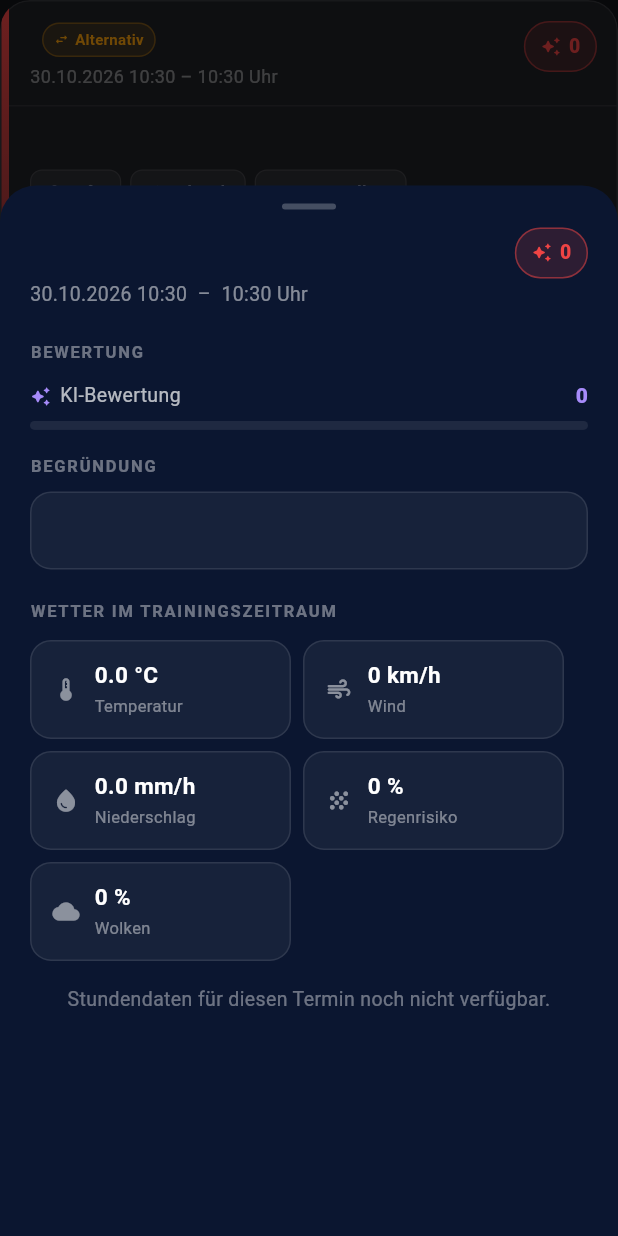
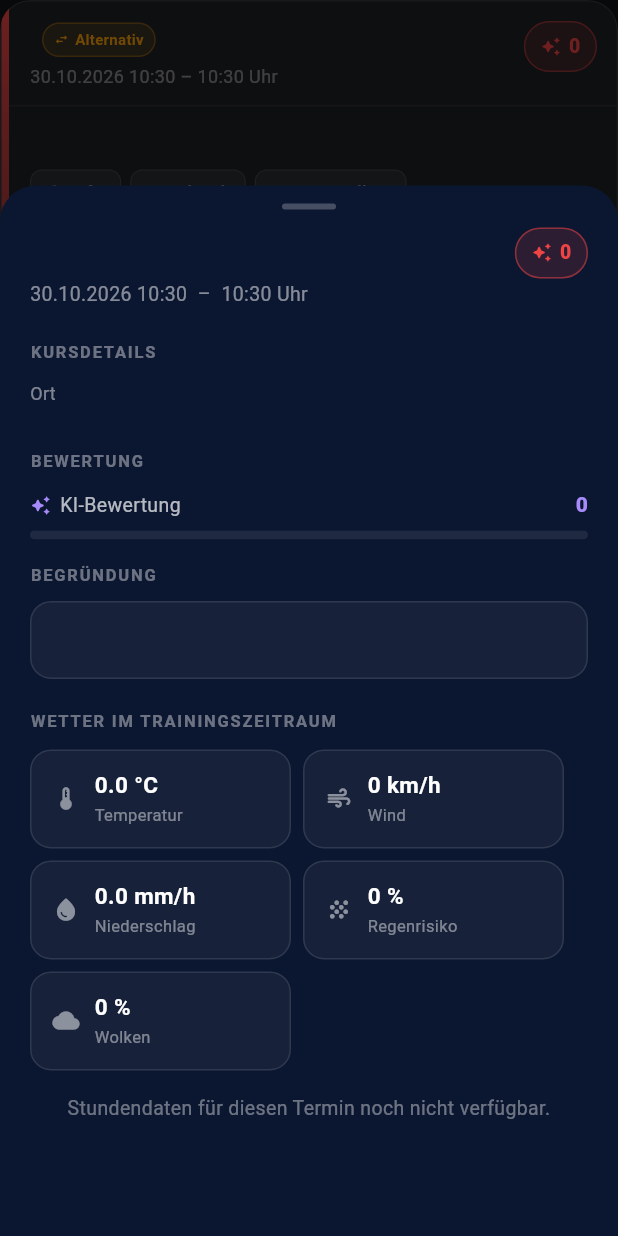
Before and after one commit to maikflasher86/LE-Skate, a Flutter app: the TrainingCard widget shown alone on an empty page, opened directly with empty values, after a tap on "Alternativ", on a phone screen of 412 x 824 dp. Run offline on Flutter 3.47's test engine with Material 3 defaults, Android fonts, the phone set to English and light mode, and no system bars; our stand-ins replace flutter_secure_storage, google_mobile_ads, package_info_plus, shared_preferences, webview_flutter; accounts and stored records are empty; network calls fail.

Commit message:
Enhance training details with course information and location labels

```diff
--- /dev/null
+++ b/lib/models/training_course.dart
@@ -0,0 +1,33 @@
+class TrainingCourse {
+  const TrainingCourse({
+    required this.category,
+    required this.instructors,
+    required this.content,
+    required this.equipment,
+    this.notes = const [],
+  });
+
+  factory TrainingCourse.fromJson(Map<String, dynamic> json) {
+    return TrainingCourse(
+      category: json['category'] as String,
+      instructors: (json['instructors'] as List<dynamic>).cast<String>(),
+      content: json['content'] as String,
+      equipment: json['equipment'] as String,
+      notes: (json['notes'] as List<dynamic>? ?? const []).cast<String>(),
+    );
+  }
+
+  final String category;
+  final List<String> instructors;
+  final String content;
+  final String equipment;
+  final List<String> notes;
+
+  Map<String, dynamic> toJson() => {
+    'category': category,
+    'instructors': instructors,
+    'content': content,
+    'equipment': equipment,
+    'notes': notes,
+  };
+}
--- a/lib/models/training_forecast.dart
+++ b/lib/models/training_forecast.dart
@@ -1,5 +1,6 @@
 import 'package:inliner2/models/dwd_hourly_point.dart';
 import 'package:inliner2/models/precipitation_15m_point.dart';
+import 'package:inliner2/models/training_course.dart';
 import 'package:inliner2/models/weather_metrics.dart';
 
 class TrainingForecast {
@@ -17,6 +18,8 @@ class TrainingForecast {
     this.dwdPoints = const [],
     this.precipitation15mPoints = const [],
     this.isIndoor = false,
+    this.locationLabel,
+    this.courses = const [],
   });
 
   factory TrainingForecast.fromJson(Map<String, dynamic> json) {
@@ -44,6 +47,13 @@ class TrainingForecast {
               .map(Precipitation15mPoint.fromJson)
               .toList(),
       isIndoor: json['is_indoor'] as bool? ?? false,
+      locationLabel:
+          json['location_label'] as String? ??
+          (json['location'] as Map<String, dynamic>?)?['label'] as String?,
+      courses: (json['courses'] as List<dynamic>? ?? const [])
+          .cast<Map<String, dynamic>>()
+          .map(TrainingCourse.fromJson)
+          .toList(),
     );
   }
 
@@ -64,7 +74,11 @@ class TrainingForecast {
   /// Open-Meteo precipitation in 15-minute resolution around training time.
   final List<Precipitation15mPoint> precipitation15mPoints;
 
-  /// Indoor training (e.g. sports hall): weather is irrelevant for it, so no
-  /// forecast was fetched or evaluated; only day/time should be shown.
+  /// Indoor training has no weather evaluation, but course details can still
+  /// be shown.
   final bool isIndoor;
+
+  final String? locationLabel;
+
+  final List<TrainingCourse> courses;
 }
--- a/lib/services/forecast_service.dart
+++ b/lib/services/forecast_service.dart
@@ -9,6 +9,7 @@ import 'package:inliner2/services/training_settings_service.dart';
 import 'package:inliner2/utils/dwd_merge_utils.dart';
 import 'package:inliner2/utils/forecast_payload_utils.dart';
 import 'package:inliner2/utils/session_utils.dart';
+import 'package:inliner2/utils/training_schedule.dart';
 
 abstract class ForecastRepository {
   Future<ForecastResponse> loadForecast();
@@ -104,7 +105,7 @@ class ForecastService implements ForecastRepository {
     final location =
         (firstTraining?['location'] as Map<String, dynamic>?) ??
         locationMap.values.firstOrNull?.toJson() ??
-        const Location(lat: 0, lon: 0, label: 'Unbekannt').toJson();
+        moeckernTrackLocation.toJson();
     evaluatedPayload['location'] = location;
     return ForecastResponse.fromJson(evaluatedPayload);
   }
--- a/lib/ui/widgets/training_card.dart
+++ b/lib/ui/widgets/training_card.dart
@@ -21,16 +21,39 @@ class TrainingCard extends StatelessWidget {
   final TrainingForecast training;
   final String rawApiJson;
 
+  void _showDetails(BuildContext context) {
+    showModalBottomSheet<void>(
+      context: context,
+      isScrollControlled: true,
+      backgroundColor: Colors.transparent,
+      builder: (_) =>
+          TrainingDetailSheet(training: training, rawApiJson: rawApiJson),
+    );
+  }
+
   @override
   Widget build(BuildContext context) {
-    // Indoor trainings: weather is irrelevant, so only day/time are shown
-    // (no score, reason or forecast).
+    // Indoor trainings have no weather evaluation or forecast.
     if (training.isIndoor) {
       return _TrainingCardShell(
         accent: accentBlue,
+        onTap: () => _showDetails(context),
         child: Padding(
-          padding: const EdgeInsets.fromLTRB(14, 13, 13, 13),
-          child: _CardTitle(training: training),
+          padding: const EdgeInsets.fromLTRB(14, 13, 13, 10),
+          child: Column(
+            crossAxisAlignment: CrossAxisAlignment.start,
+            children: [
+              _CardTitle(training: training),
+              const SizedBox(height: 8),
+              Text(
+                'Kursdetails',
+                style: TextStyle(
+                  fontSize: 11,
+                  color: Colors.white.withValues(alpha: 0.45),
+                ),
+              ),
+            ],
+          ),
         ),
       );
     }
@@ -40,13 +63,7 @@ class TrainingCard extends StatelessWidget {
 
     return _TrainingCardShell(
       accent: accent,
-      onTap: () => showModalBottomSheet<void>(
-        context: context,
-        isScrollControlled: true,
-        backgroundColor: Colors.transparent,
-        builder: (_) =>
-            TrainingDetailSheet(training: training, rawApiJson: rawApiJson),
-      ),
+      onTap: () => _showDetails(context),
       child: Column(
         crossAxisAlignment: CrossAxisAlignment.start,
         children: [
--- a/lib/ui/widgets/training_detail_sheet.dart
+++ b/lib/ui/widgets/training_detail_sheet.dart
@@ -93,6 +93,8 @@ class _TrainingDetailSheetState extends State<TrainingDetailSheet> {
                   padding: const EdgeInsets.fromLTRB(20, 8, 20, 32),
                   children: [
                     _buildHeader(),
+                    ..._buildCourseDetails(),
+                    if (!training.isIndoor) ...[
                       const SizedBox(height: 20),
                       // Score bar
                       const _DetailSectionTitle(title: 'Bewertung'),
@@ -103,6 +105,7 @@ class _TrainingDetailSheetState extends State<TrainingDetailSheet> {
                       ..._buildWeatherSection(),
                       ..._buildCharts(),
                     ],
+                  ],
                 ),
               ),
             ],
@@ -110,6 +113,54 @@ class _TrainingDetailSheetState extends State<TrainingDetailSheet> {
         );
       },
     );
+  }
+
+  List<Widget> _buildCourseDetails() {
+    final locationLabel = training.locationLabel;
+    if (training.courses.isEmpty && locationLabel == null) {
+      return const [];
+    }
+
+    return [
+      const SizedBox(height: 20),
+      const _DetailSectionTitle(title: 'Kursdetails'),
+      const SizedBox(height: 10),
+      if (locationLabel != null)
+        _CourseDetailRow(label: 'Ort', value: locationLabel),
+      for (final course in training.courses) ...[
+        const SizedBox(height: 10),
+        Container(
+          width: double.infinity,
+          padding: const EdgeInsets.all(14),
+          decoration: glassDecoration(),
+          child: Column(
+            crossAxisAlignment: CrossAxisAlignment.start,
+            children: [
+              Text(
+                course.category,
+                style: const TextStyle(
+                  fontSize: 15,
+                  fontWeight: FontWeight.w700,
+                  color: Colors.white,
+                ),
+              ),
+              const SizedBox(height: 10),
+              _CourseDetailRow(
+                label: 'Übungsleiter',
+                value: course.instructors.join(', '),
+              ),
+              _CourseDetailRow(label: 'Inhalt', value: course.content),
+              _CourseDetailRow(label: 'Ausrüstung', value: course.equipment),
+              if (course.notes.isNotEmpty)
+                _CourseDetailRow(
+                  label: 'Hinweis',
+                  value: course.notes.join('\n'),
+                ),
+            ],
+          ),
+        ),
+      ],
+    ];
   }
 
   Widget _buildHeader() {
@@ -145,6 +196,7 @@ class _TrainingDetailSheetState extends State<TrainingDetailSheet> {
             ],
           ),
         ),
+        if (!training.isIndoor)
           ScoreBadge(score: training.llmScore, verdict: training.verdict),
       ],
     );
@@ -352,6 +404,43 @@ class _TrainingDetailSheetState extends State<TrainingDetailSheet> {
       ),
     ];
   }
+}
+
+class _CourseDetailRow extends StatelessWidget {
+  const _CourseDetailRow({required this.label, required this.value});
+
+  final String label;
+  final String value;
+
+  @override
+  Widget build(BuildContext context) => Padding(
+    padding: const EdgeInsets.only(bottom: 8),
+    child: Row(
+      crossAxisAlignment: CrossAxisAlignment.start,
+      children: [
+        SizedBox(
+          width: 100,
+          child: Text(
+            label,
+            style: TextStyle(
+              fontSize: 12,
+              color: Colors.white.withValues(alpha: 0.48),
+            ),
+          ),
+        ),
+        Expanded(
+          child: Text(
+            value,
+            style: TextStyle(
+              fontSize: 13,
+              color: Colors.white.withValues(alpha: 0.82),
+              height: 1.35,
+            ),
+          ),
+        ),
+      ],
+    ),
+  );
 }
 
 class _DetailSectionTitle extends StatelessWidget {
```
Also changed, not shown: lib/models/training_session.dart (+6 -1 lines), lib/services/training_settings_service.dart (+23 -8 lines), lib/utils/forecast_payload_utils.dart (+6 -9 lines), lib/utils/session_utils.dart (+28 -24 lines), lib/utils/training_schedule.dart (+108 -9 lines), 5 other files. Lines whose indentation alone changed are shown as unchanged.
